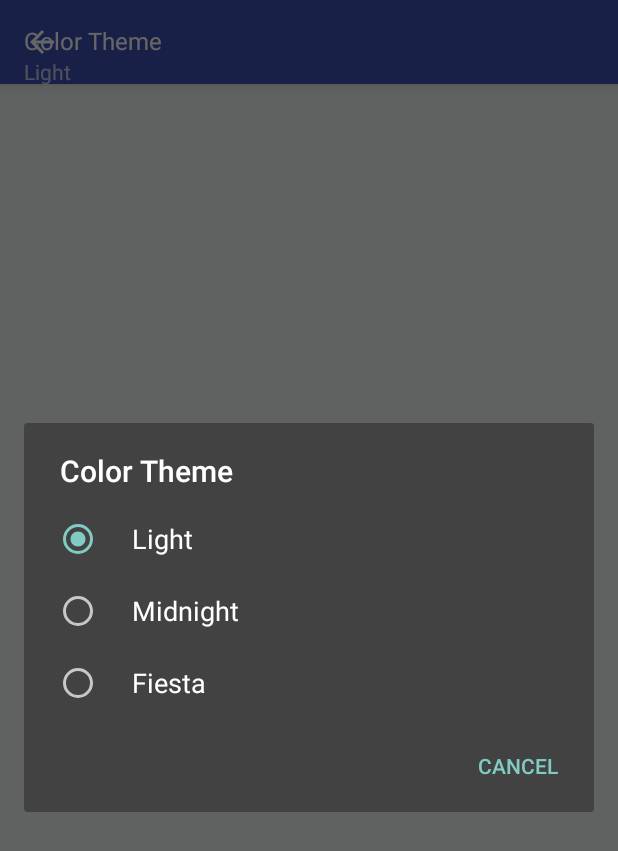
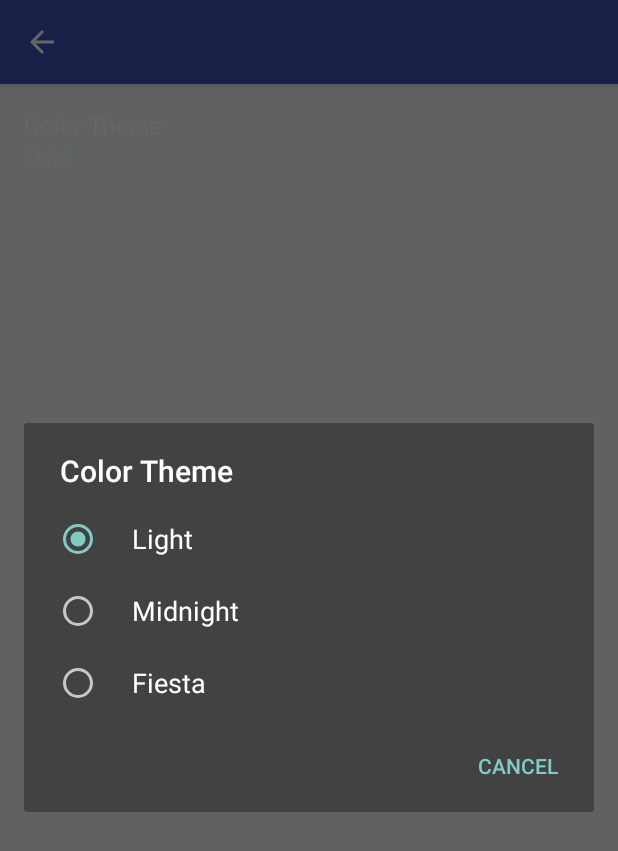
Before and after one commit to OSU-CS496-Sp2017/final-project-flickr-team, an Android app: the SettingsActivity screen opened directly, with no data from a screen before it, after a tap on "Color Theme", on a phone screen of 412 x 824 dp. Shown: the top 851 px of the screen. Run offline under Robolectric (Android 15) with nearby library versions, the phone set to English and light mode, and no system bars; network calls fail.

Commit message:
Preferences now below toolbar. TODO: implement listener, add 2 themes, make them change upon user selection, change color of preferences??

```diff
--- a/flickrviewer/src/main/java/com/example/flickrviewer/SettingsActivity.java
+++ b/flickrviewer/src/main/java/com/example/flickrviewer/SettingsActivity.java
@@ -27,7 +27,7 @@ public class SettingsActivity extends AppCompatActivity {
         getSupportActionBar().setDisplayShowHomeEnabled(true);
         myToolbar.setBackgroundColor(getResources().getColor(R.color.colorPrimary));
 
-        getFragmentManager().beginTransaction().replace(android.R.id.content, new SettingsFragment()).commit();
+        getFragmentManager().beginTransaction().replace(R.id.blankFragment, new SettingsFragment()).commit();
 
     }
 
--- a/flickrviewer/src/main/res/layout/activity_settings.xml
+++ b/flickrviewer/src/main/res/layout/activity_settings.xml
@@ -1,5 +1,5 @@
 <?xml version="1.0" encoding="utf-8"?>
-<LinearLayout xmlns:android="http://schemas.android.com/apk/res/android"
+<FrameLayout xmlns:android="http://schemas.android.com/apk/res/android"
     xmlns:tools="http://schemas.android.com/tools"
     xmlns:app="http://schemas.android.com/apk/res-auto"
     android:orientation="vertical"
@@ -17,5 +17,12 @@
         android:theme="@style/ThemeOverlay.AppCompat.ActionBar"
         app:popupTheme="@style/ThemeOverlay.AppCompat.Light">
     </android.support.v7.widget.Toolbar>
+    <FrameLayout
+        android:id="@+id/blankFragment"
+        android:layout_width="match_parent"
+        android:layout_height="wrap_content"
+        android:layout_marginTop="?attr/actionBarSize"
+        android:layout_gravity="top"
+        android:fitsSystemWindows="true" />
 
-</LinearLayout>
+</FrameLayout>
```
Also changed, not shown: flickrviewer/src/main/res/layout/activity_main.xml (+9 -5 lines).
